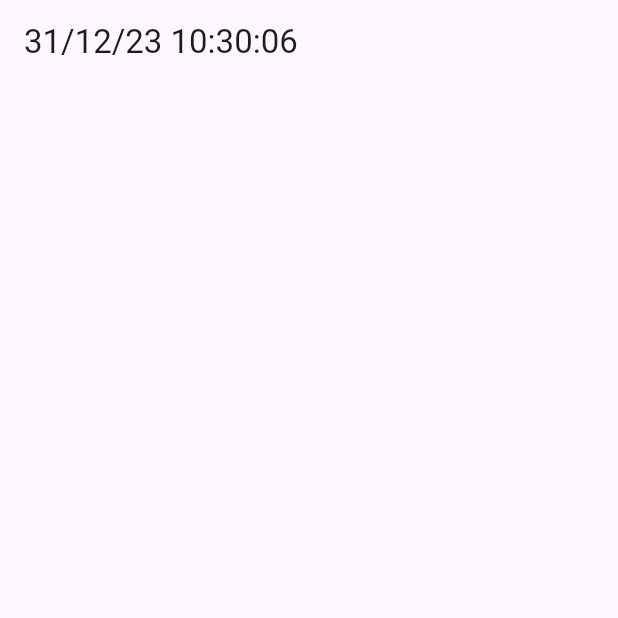
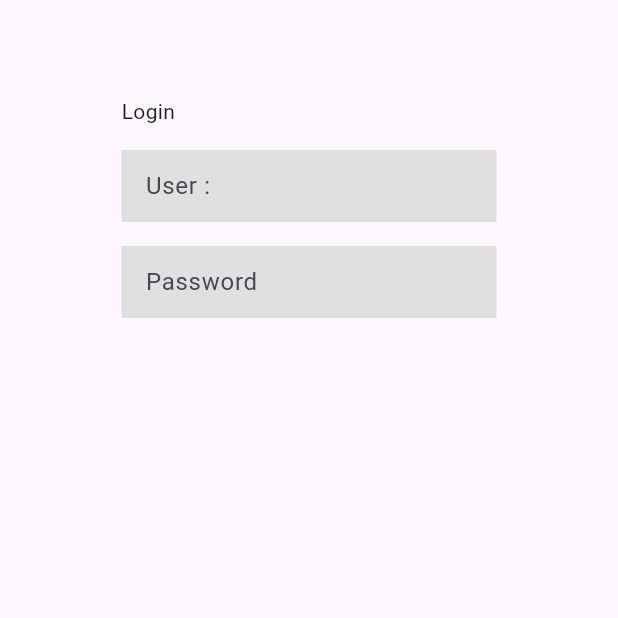
Before and after one commit to masterUNG/checkofficer, a Flutter app: the screen it shows after launch, on a phone screen of 412 x 824 dp, the top half of it. Run offline on Flutter 3.47's test engine with Material 3 defaults, Android fonts, the phone set to English and light mode, and no system bars; our stand-ins replace dio, geolocator, get, getwidget, google_maps_flutter.

Commit message:
update 12.00

```diff
--- a/lib/main.dart
+++ b/lib/main.dart
@@ -1,14 +1,21 @@
 import 'dart:io';
 
+import 'package:checkofficer/states/authen.dart';
 import 'package:checkofficer/states/main_check.dart';
 import 'package:flutter/material.dart';
 import 'package:get/get.dart';
 
 var getPages = <GetPage<dynamic>>[
+
   GetPage(
     name: '/mainCheck',
     page: () => const MainCheck(),
-  )
+  ),
+  GetPage(
+    name: '/authen',
+    page: () => const Authen(),
+  ),
+
 ];
 
 void main() {
@@ -24,7 +31,7 @@ class MyApp extends StatelessWidget {
   Widget build(BuildContext context) {
     return GetMaterialApp(
       getPages: getPages,
-      initialRoute: '/mainCheck',
+      initialRoute: '/authen',
       theme: ThemeData(useMaterial3: true),
     );
   }
--- /dev/null
+++ b/lib/states/authen.dart
@@ -0,0 +1,34 @@
+import 'package:checkofficer/widgets/widget_form.dart';
+import 'package:checkofficer/widgets/widget_text.dart';
+import 'package:flutter/material.dart';
+
+class Authen extends StatelessWidget {
+  const Authen({super.key});
+
+  @override
+  Widget build(BuildContext context) {
+    return const Scaffold(
+      body: SafeArea(
+          child: Row(
+        mainAxisAlignment: MainAxisAlignment.center,
+        children: [
+          SizedBox(
+            width: 250,
+            child: Column(
+              crossAxisAlignment: CrossAxisAlignment.start,
+              children: [
+                SizedBox(height: 64),
+                WidgetText(data: 'Login'),
+                SizedBox(height: 16),
+                WidgetForm(hint: 'User :'),
+                SizedBox(height: 16),
+                WidgetForm(hint: 'Password'),
+                SizedBox(height: 16),
+              ],
+            ),
+          ),
+        ],
+      )),
+    );
+  }
+}
--- a/lib/utility/app_constant.dart
+++ b/lib/utility/app_constant.dart
@@ -1,3 +1,7 @@
 class AppConstant {
-  static String urlApiGetAllOffiecer = 'https://www.androidthai.in.th/fluttertraining/min/getOfficeUng.php';
+  static String urlApiGetAllOffiecer =
+      'https://www.androidthai.in.th/fluttertraining/min/getOfficeUng.php';
+  // static String urlApiGetAllOffiecer = 'https://www.androidthai.in.th/fluttertraining/min/getOfficeMin.php';
+
+  static double checkInOutDistance = 100.0;
 }
--- a/lib/utility/app_controller.dart
+++ b/lib/utility/app_controller.dart
@@ -8,7 +8,11 @@ class AppController extends GetxController {
 
   RxMap<MarkerId, Marker> markers = <MarkerId, Marker>{}.obs;
 
+  RxMap<CircleId, Circle> circles = <CircleId, Circle>{}.obs;
+
   RxString displayDateTime = ''.obs;
 
   RxList<OfficerModel> officerModels = <OfficerModel>[].obs;
+
+  RxList<OfficerModel> checkInOutOfficerModels = <OfficerModel>[].obs;
 }
--- a/lib/utility/app_dialog.dart
+++ b/lib/utility/app_dialog.dart
@@ -8,15 +8,17 @@ class AppDialog {
     required String title,
     Widget? contentWidget,
     Widget? actionWidget,
+    Widget? firstActionWidget,
+    Widget? secondActionWidget,
   }) {
     Get.dialog(
       AlertDialog(
         title: WidgetText(data: title),
         content: contentWidget,
-        actions: [
+        actions: [firstActionWidget ?? const SizedBox(), secondActionWidget ?? const SizedBox(),
           actionWidget ??
               WidgetButton(
-                label: 'OK',
+                label: firstActionWidget == null ? 'OK' : 'Cancel',
                 pressFunc: () => Get.back(),
               )
         ],
--- /dev/null
+++ b/lib/widgets/widget_form.dart
@@ -0,0 +1,23 @@
+// ignore_for_file: public_member_api_docs, sort_constructors_first
+import 'package:flutter/material.dart';
+
+class WidgetForm extends StatelessWidget {
+  const WidgetForm({
+    Key? key,
+    this.hint,
+  }) : super(key: key);
+
+  final String? hint;
+
+  @override
+  Widget build(BuildContext context) {
+    return TextFormField(
+      decoration: InputDecoration(
+        hintText: hint,
+        border: InputBorder.none,
+        filled: true,
+        fillColor: Colors.grey.shade300,
+      ),
+    );
+  }
+}
--- a/pubspec.yaml
+++ b/pubspec.yaml
@@ -65,8 +65,8 @@ flutter:
   uses-material-design: true
 
   # To add assets to your application, add an assets section, like this:
-  # assets:
-  #   - images/a_dot_burr.jpeg
+  assets:
+    - images/
   #   - images/a_dot_ham.jpeg
 
   # An image asset can refer to one or more resolution-specific "variants", see
```
Also changed, not shown: lib/states/main_check.dart (+114 -3 lines), lib/utility/app_service.dart (+22 -0 lines), images/batman.png (added), images/office.png (added).
